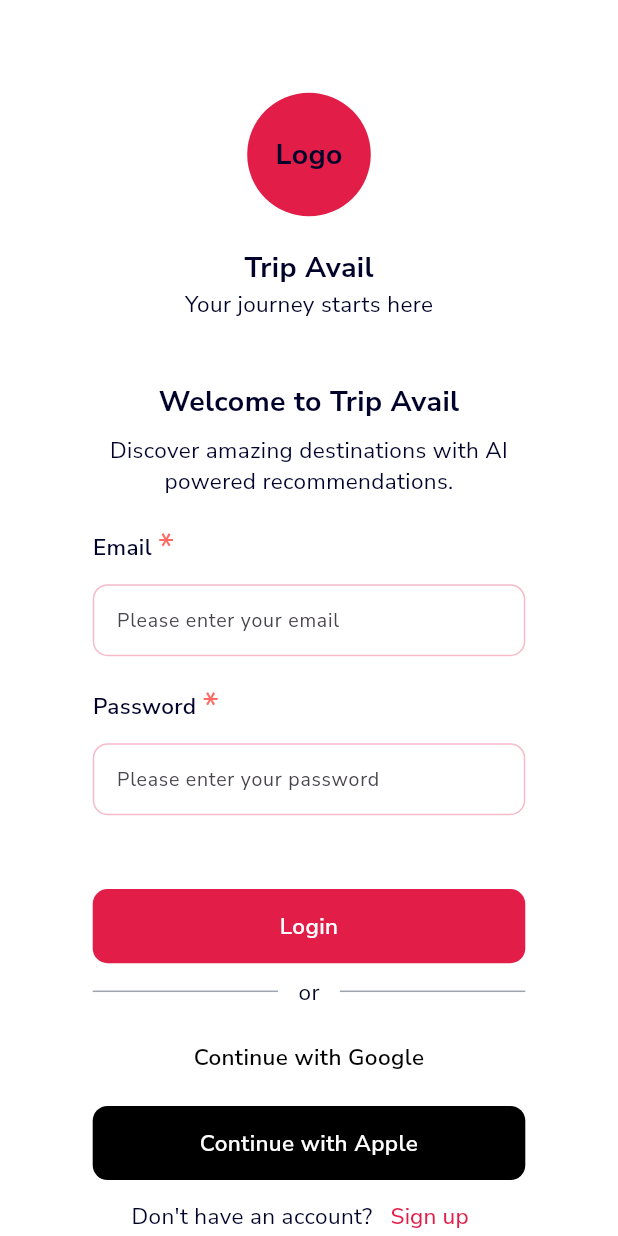
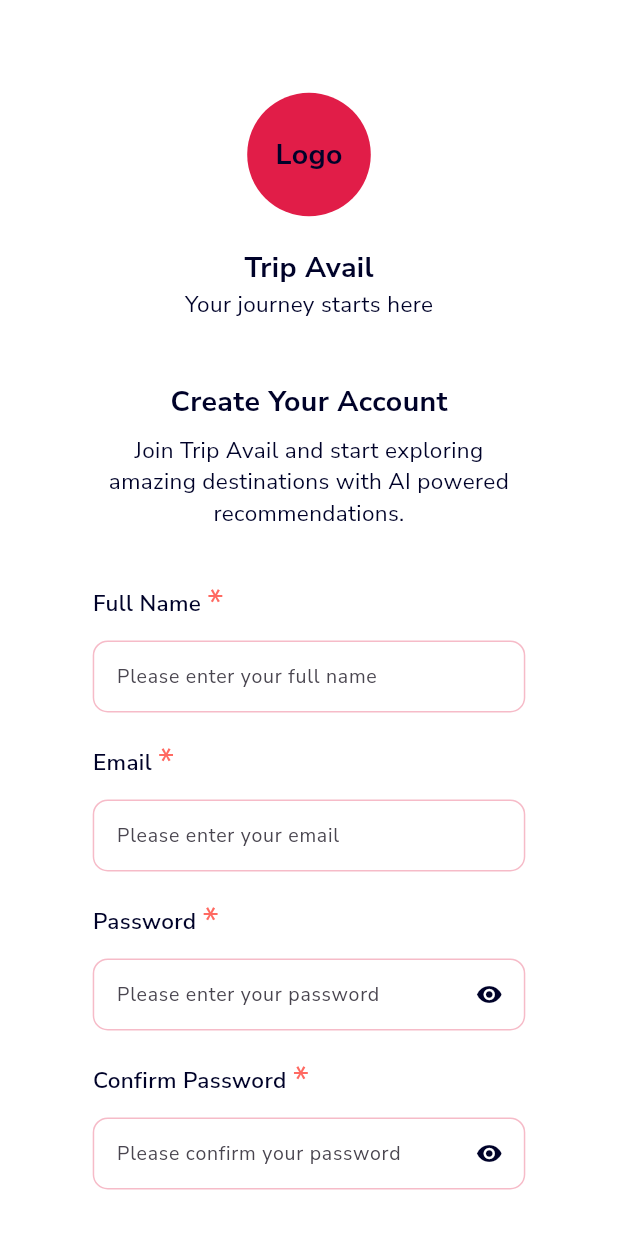
Before and after one commit to tripavail92-byte/tripavail, a Flutter app: the screen it shows after launch, after a tap on "Sign up", on a phone screen of 412 x 824 dp. Run offline on Flutter 3.47's test engine with Material 3 defaults, Android fonts, the phone set to English and light mode, and no system bars; our stand-ins replace cached_network_image, connectivity_plus, flutter_spinkit, get, google_fonts, shared_preferences.

Commit message:
WIP signup

```diff
--- a/lib/features/authentication/login_screen/login_screen.dart
+++ b/lib/features/authentication/login_screen/login_screen.dart
@@ -1,9 +1,12 @@
 import 'package:flutter/material.dart';
+import 'package:get/get.dart';
 import 'package:tripavail/utils/app_labels.dart';
 import 'package:tripavail/utils/app_text_styles.dart';
 import 'package:tripavail/utils/theme/constants/app_constants.dart';
 import 'package:tripavail/widgets/primary_button.dart';
 import 'package:tripavail/widgets/primary_text_field.dart';
+
+import '../signup_screen.dart/signup_screen.dart';
 
 class LoginScreen extends StatefulWidget {
   const LoginScreen({super.key});
@@ -12,6 +15,24 @@ class LoginScreen extends StatefulWidget {
 }
 
 class _LoginScreenState extends State<LoginScreen> {
+  // Text field controllers
+  late TextEditingController _emailController;
+  late TextEditingController _passwordController;
+
+  @override
+  void initState() {
+    super.initState();
+    _emailController = TextEditingController();
+    _passwordController = TextEditingController();
+  }
+
+  @override
+  void dispose() {
+    _emailController.dispose();
+    _passwordController.dispose();
+    super.dispose();
+  }
+
   @override
   Widget build(BuildContext context) {
     final screenSize = MediaQuery.of(context).size;
@@ -46,7 +67,7 @@ class _LoginScreenState extends State<LoginScreen> {
                   ),
                   child: Center(
                     child: Text(
-                      "Logo",
+                      AppLabels.logo,
                       style: AppTextStyle.headlineSmall,
                     ),
                   ),
@@ -82,18 +103,18 @@ class _LoginScreenState extends State<LoginScreen> {
               ),
               SizedBox(height: height * 0.01),
               PrimaryTextField(
-                controller: TextEditingController(),
-                label: 'Email',
-                hintText: "Please enter your email",
+                controller: _emailController,
+                label: AppLabels.email,
+                hintText: AppLabels.emailHint,
                 mandatory: true,
                 keyboardType: TextInputType.emailAddress,
                 inputAction: TextInputAction.next,
                 textCapitalization: TextCapitalization.none,
               ),
               PrimaryTextField(
-                controller: TextEditingController(),
-                label: 'Password',
-                hintText: "Please enter your password",
+                controller: _passwordController,
+                label: AppLabels.password,
+                hintText: AppLabels.passwordHint,
                 mandatory: true,
                 keyboardType: TextInputType.emailAddress,
                 inputAction: TextInputAction.next,
@@ -106,7 +127,7 @@ class _LoginScreenState extends State<LoginScreen> {
               //
               PrimaryButton(
                 onPressed: () {},
-                title: 'Login',
+                title: AppLabels.login,
                 height: height * 0.06,
                 width: width * 0.8,
               ),
@@ -123,7 +144,7 @@ class _LoginScreenState extends State<LoginScreen> {
                     color: AppColors.greyColor,
                   ),
                   Text(
-                    "or",
+                    AppLabels.or,
                     style: AppTextStyle.bodyMedium,
                   ),
                   Container(
@@ -139,7 +160,7 @@ class _LoginScreenState extends State<LoginScreen> {
               ///
               PrimaryButton(
                 onPressed: () {},
-                title: 'Continue with Google',
+                title: AppLabels.continueWithGoogle,
                 height: height * 0.06,
                 width: width * 0.8,
                 backgroundColor: AppColors.white,
@@ -148,7 +169,7 @@ class _LoginScreenState extends State<LoginScreen> {
               SizedBox(height: height * 0.01),
               PrimaryButton(
                 onPressed: () {},
-                title: 'Continue with Apple',
+                title: AppLabels.continueWithApple,
                 height: height * 0.06,
                 width: width * 0.8,
                 backgroundColor: AppColors.black,
@@ -162,7 +183,7 @@ class _LoginScreenState extends State<LoginScreen> {
                 mainAxisAlignment: MainAxisAlignment.center,
                 children: [
                   Text(
-                    "Don't have an account?",
+                    AppLabels.dontHaveAccount,
                     style: AppTextStyle.bodyMedium,
                   ),
 
@@ -171,9 +192,11 @@ class _LoginScreenState extends State<LoginScreen> {
                   ///
                   ///
                   TextButton(
-                    onPressed: () {},
+                    onPressed: () {
+                      Get.to(() => const SignupScreen());
+                    },
                     child: Text(
-                      "Sign up",
+                      AppLabels.signUp,
                       style: AppTextStyle.titleSmall
                           .copyWith(
                             color: AppColors.primaryColor,
--- a/lib/features/authentication/signup_screen.dart/signup_screen.dart
+++ b/lib/features/authentication/signup_screen.dart/signup_screen.dart
@@ -12,10 +12,14 @@ class SignupScreen extends StatefulWidget {
 }
 
 class _SignupScreenState extends State<SignupScreen> {
-  final TextEditingController _nameController = TextEditingController();
-  final TextEditingController _emailController = TextEditingController();
-  final TextEditingController _passwordController = TextEditingController();
-  final TextEditingController _confirmPasswordController = TextEditingController();
+  final TextEditingController _nameController =
+      TextEditingController();
+  final TextEditingController _emailController =
+      TextEditingController();
+  final TextEditingController _passwordController =
+      TextEditingController();
+  final TextEditingController _confirmPasswordController =
+      TextEditingController();
 
   @override
   void dispose() {
@@ -60,7 +64,7 @@ class _SignupScreenState extends State<SignupScreen> {
                   ),
                   child: Center(
                     child: Text(
-                      "Logo",
+                      AppLabels.logo,
                       style: AppTextStyle.headlineSmall,
                     ),
                   ),
@@ -81,7 +85,7 @@ class _SignupScreenState extends State<SignupScreen> {
 
               ///
               Text(
-                "Create Your Account",
+                AppLabels.createYourAccount,
                 style: AppTextStyle.headlineSmall,
               ),
 
@@ -90,7 +94,7 @@ class _SignupScreenState extends State<SignupScreen> {
 
               ///
               Text(
-                "Join Trip Avail and start exploring amazing destinations with AI powered recommendations.",
+                AppLabels.createAccountDescription,
                 style: AppTextStyle.bodyMedium,
                 textAlign: TextAlign.center,
               ),
@@ -98,18 +102,19 @@ class _SignupScreenState extends State<SignupScreen> {
 
               PrimaryTextField(
                 controller: _nameController,
-                label: 'Full Name',
-                hintText: "Please enter your full name",
+                label: AppLabels.fullName,
+                hintText: AppLabels.fullNameHint,
                 mandatory: true,
                 keyboardType: TextInputType.name,
                 inputAction: TextInputAction.next,
-                textCapitalization: TextCapitalization.words,
+                textCapitalization:
+                    TextCapitalization.words,
               ),
 
               PrimaryTextField(
                 controller: _emailController,
-                label: 'Email',
-                hintText: "Please enter your email",
+                label: AppLabels.email,
+                hintText: AppLabels.emailHint,
                 mandatory: true,
                 keyboardType: TextInputType.emailAddress,
                 inputAction: TextInputAction.next,
@@ -118,16 +123,16 @@ class _SignupScreenState extends State<SignupScreen> {
 
               PasswordTextField(
                 controller: _passwordController,
-                label: 'Password',
-                hintText: "Please enter your password",
+                label: AppLabels.password,
+                hintText: AppLabels.passwordHint,
                 mandatory: true,
                 inputAction: TextInputAction.next,
               ),
 
               PasswordTextField(
                 controller: _confirmPasswordController,
-                label: 'Confirm Password',
-                hintText: "Please confirm your password",
+                label: AppLabels.confirmPassword,
+                hintText: AppLabels.confirmPasswordHint,
                 mandatory: true,
                 inputAction: TextInputAction.done,
               ),
@@ -140,7 +145,7 @@ class _SignupScreenState extends State<SignupScreen> {
                 onPressed: () {
                   // TODO: Implement signup logic
                 },
-                title: 'Create Account',
+                title: AppLabels.createAccount,
                 height: height * 0.06,
                 width: width * 0.8,
               ),
@@ -157,7 +162,7 @@ class _SignupScreenState extends State<SignupScreen> {
                     color: AppColors.greyColor,
                   ),
                   Text(
-                    "or",
+                    AppLabels.or,
                     style: AppTextStyle.bodyMedium,
                   ),
                   Container(
@@ -175,7 +180,7 @@ class _SignupScreenState extends State<SignupScreen> {
                 onPressed: () {
                   // TODO: Implement Google signup
                 },
-                title: 'Continue with Google',
+                title: AppLabels.continueWithGoogle,
                 height: height * 0.06,
                 width: width * 0.8,
                 backgroundColor: AppColors.white,
@@ -186,7 +191,7 @@ class _SignupScreenState extends State<SignupScreen> {
                 onPressed: () {
                   // TODO: Implement Apple signup
                 },
-                title: 'Continue with Apple',
+                title: AppLabels.continueWithApple,
                 height: height * 0.06,
                 width: width * 0.8,
                 backgroundColor: AppColors.black,
@@ -200,7 +205,7 @@ class _SignupScreenState extends State<SignupScreen> {
                 mainAxisAlignment: MainAxisAlignment.center,
                 children: [
                   Text(
-                    "Already have an account?",
+                    AppLabels.alreadyHaveAccount,
                     style: AppTextStyle.bodyMedium,
                   ),
 
@@ -213,7 +218,7 @@ class _SignupScreenState extends State<SignupScreen> {
                       Navigator.pop(context);
                     },
                     child: Text(
-                      "Sign in",
+                      AppLabels.signIn,
                       style: AppTextStyle.titleSmall
                           .copyWith(
                             color: AppColors.primaryColor,
--- a/lib/utils/app_labels.dart
+++ b/lib/utils/app_labels.dart
@@ -7,4 +7,31 @@ class AppLabels {
   static const welcomeToTripAvail = "Welcome to Trip Avail";
   static const welcomeToTripAvailDescription =
       "Discover amazing destinations with AI powered recommendations.";
+
+  /* -------------------------------------------------------------------------- */
+  /*                               authentication                               */
+  /* -------------------------------------------------------------------------- */
+  static const email = "Email";
+  static const password = "Password";
+  static const emailHint = "Please enter your email";
+  static const passwordHint = "Please enter your password";
+  static const login = "Login";
+  static const signUp = "Sign up";
+  static const dontHaveAccount = "Don't have an account?";
+  static const or = "or";
+  static const continueWithGoogle = "Continue with Google";
+  static const continueWithApple = "Continue with Apple";
+  static const logo = "Logo";
+  static const fullName = "Full Name";
+  static const fullNameHint = "Please enter your full name";
+  static const confirmPassword = "Confirm Password";
+  static const confirmPasswordHint =
+      "Please confirm your password";
+  static const createAccount = "Create Account";
+  static const createYourAccount = "Create Your Account";
+  static const createAccountDescription =
+      "Join Trip Avail and start exploring amazing destinations with AI powered recommendations.";
+  static const alreadyHaveAccount =
+      "Already have an account?";
+  static const signIn = "Sign in";
 }
```
